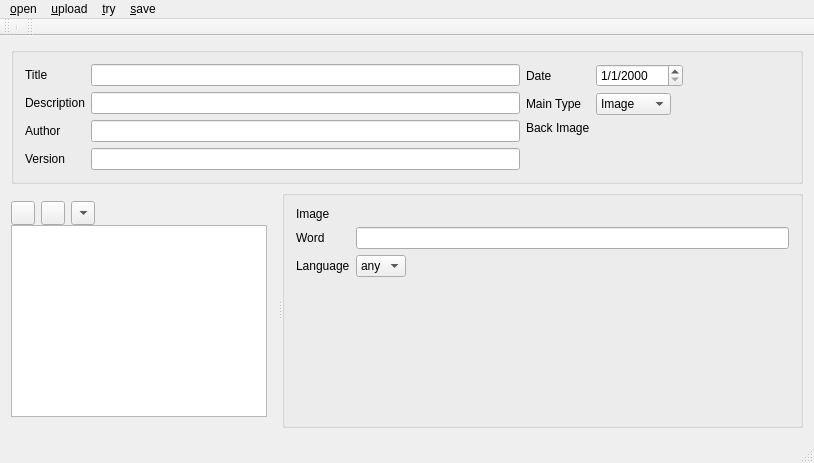
This is mainwindow.ui in KDE/pairs as Qt 5 draws it before an edit. The edited form follows.
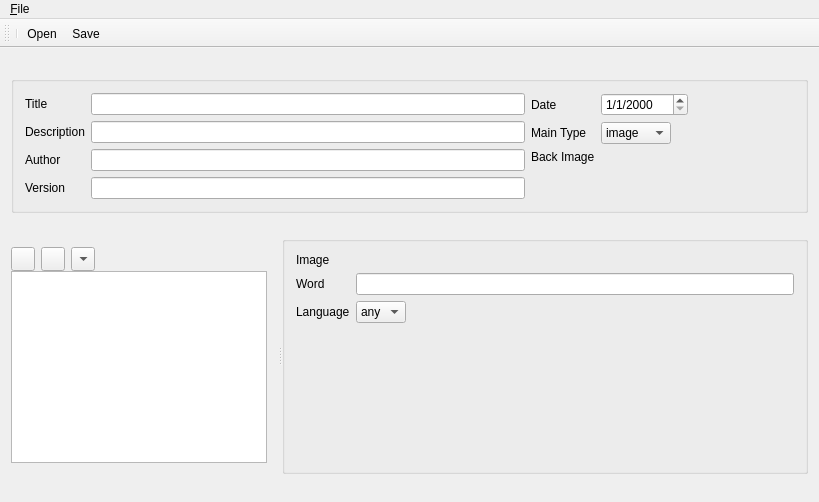
This is the edited form. Icons and pictures are not drawn. Custom widgets are drawn as their Qt base class.

Commit message: changeing manu layout and adding toolbar actions

Patch:
```diff
--- a/mainwindow.ui
+++ b/mainwindow.ui
@@ -6,8 +6,8 @@
    <rect>
     <x>0</x>
     <y>0</y>
-    <width>814</width>
-    <height>463</height>
+    <width>819</width>
+    <height>502</height>
    </rect>
   </property>
   <property name="windowTitle">
@@ -104,22 +104,22 @@
           <widget class="QComboBox" name="maintypeBox">
            <item>
             <property name="text">
-             <string>Image</string>
+             <string>image</string>
             </property>
            </item>
            <item>
             <property name="text">
-             <string>Relation</string>
+             <string>relation</string>
             </property>
            </item>
            <item>
             <property name="text">
-             <string>Sound</string>
+             <string>sound</string>
             </property>
            </item>
            <item>
             <property name="text">
-             <string>Word</string>
+             <string>word</string>
             </property>
            </item>
           </widget>
@@ -432,49 +432,22 @@
     <rect>
      <x>0</x>
      <y>0</y>
-     <width>814</width>
+     <width>819</width>
      <height>20</height>
     </rect>
    </property>
-   <widget class="QMenu" name="menu_open">
+   <widget class="QMenu" name="menu_file">
     <property name="title">
-     <string>&amp;open</string>
+     <string>&amp;File</string>
     </property>
-    <addaction name="action_open"/>
+    <addaction name="actionOpen"/>
+    <addaction name="actionSave"/>
+    <addaction name="separator"/>
+    <addaction name="actionTry"/>
+    <addaction name="actionUpload"/>
    </widget>
-   <widget class="QMenu" name="menu_upload">
-    <property name="title">
-     <string>&amp;upload</string>
-    </property>
-    <addaction name="action_upload"/>
-   </widget>
-   <widget class="QMenu" name="menu_try">
-    <property name="title">
-     <string>&amp;try</string>
-    </property>
-    <addaction name="action_try"/>
-   </widget>
-   <widget class="QMenu" name="menu_upload_2">
-    <property name="title">
-     <string>&amp;save</string>
-    </property>
-    <addaction name="action_save"/>
-   </widget>
-   <addaction name="menu_open"/>
-   <addaction name="menu_upload"/>
-   <addaction name="menu_try"/>
-   <addaction name="menu_upload_2"/>
+   <addaction name="menu_file"/>
   </widget>
-  <widget class="QToolBar" name="mainToolBar">
-   <attribute name="toolBarArea">
-    <enum>TopToolBarArea</enum>
-   </attribute>
-   <attribute name="toolBarBreak">
-    <bool>false</bool>
-   </attribute>
-   <addaction name="separator"/>
-  </widget>
-  <widget class="QStatusBar" name="statusBar"/>
   <widget class="QToolBar" name="toolBar">
    <property name="windowTitle">
     <string>toolBar</string>
@@ -485,10 +458,13 @@
    <attribute name="toolBarBreak">
     <bool>false</bool>
    </attribute>
+   <addaction name="separator"/>
+   <addaction name="actionOpen"/>
+   <addaction name="actionSave"/>
   </widget>
-  <action name="action_open">
+  <action name="actionOpen">
    <property name="text">
-    <string>&amp;open </string>
+    <string>&amp;Open </string>
    </property>
   </action>
   <action name="action_upload">
@@ -506,6 +482,21 @@
     <string>&amp;save</string>
    </property>
   </action>
+  <action name="actionSave">
+   <property name="text">
+    <string>&amp;Save</string>
+   </property>
+  </action>
+  <action name="actionTry">
+   <property name="text">
+    <string>&amp;Try</string>
+   </property>
+  </action>
+  <action name="actionUpload">
+   <property name="text">
+    <string>&amp;Upload</string>
+   </property>
+  </action>
  </widget>
  <layoutdefault spacing="6" margin="11"/>
  <customwidgets>
```
The commit also changes 1 other file.
